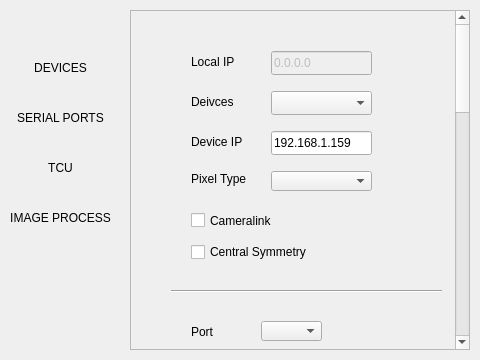
The window that preferences.ui (yilp7/img_proc_demo) describes before a commit, drawn with Qt 5.
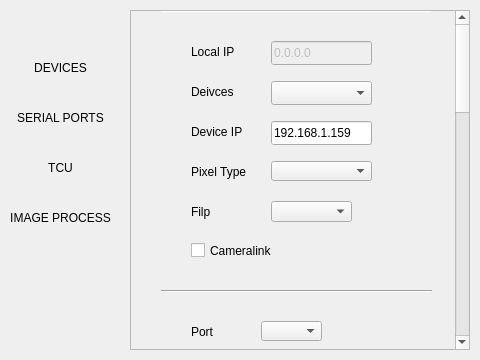
The same window after the commit. Custom widgets are drawn as their Qt base class.

Commit message: added 3 more flip options; added image drag & drop support; fixed info label put on the image

Patch:
```diff
--- a/preferences.ui
+++ b/preferences.ui
@@ -514,7 +514,7 @@
     <property name="geometry">
      <rect>
       <x>0</x>
-      <y>-352</y>
+      <y>0</y>
       <width>324</width>
       <height>1200</height>
      </rect>
@@ -525,24 +525,11 @@
       <height>1200</height>
      </size>
     </property>
-    <widget class="QCheckBox" name="CENTRAL_SYMM_CHK">
-     <property name="geometry">
-      <rect>
-       <x>60</x>
-       <y>230</y>
-       <width>141</width>
-       <height>22</height>
-      </rect>
-     </property>
-     <property name="text">
-      <string>Central Symmetry</string>
-     </property>
-    </widget>
     <widget class="QLabel" name="LOCAL_IP">
      <property name="geometry">
       <rect>
        <x>60</x>
-       <y>43</y>
+       <y>33</y>
        <width>71</width>
        <height>16</height>
       </rect>
@@ -555,7 +542,7 @@
      <property name="geometry">
       <rect>
        <x>140</x>
-       <y>120</y>
+       <y>110</y>
        <width>101</width>
        <height>24</height>
       </rect>
@@ -568,7 +555,7 @@
      <property name="geometry">
       <rect>
        <x>60</x>
-       <y>200</y>
+       <y>230</y>
        <width>91</width>
        <height>19</height>
       </rect>
@@ -581,7 +568,7 @@
      <property name="geometry">
       <rect>
        <x>140</x>
-       <y>80</y>
+       <y>70</y>
        <width>101</width>
        <height>24</height>
       </rect>
@@ -591,7 +578,7 @@
      <property name="geometry">
       <rect>
        <x>140</x>
-       <y>160</y>
+       <y>150</y>
        <width>101</width>
        <height>20</height>
       </rect>
@@ -601,7 +588,7 @@
      <property name="geometry">
       <rect>
        <x>60</x>
-       <y>83</y>
+       <y>73</y>
        <width>71</width>
        <height>16</height>
       </rect>
@@ -617,7 +604,7 @@
      <property name="geometry">
       <rect>
        <x>140</x>
-       <y>40</y>
+       <y>30</y>
        <width>101</width>
        <height>24</height>
       </rect>
@@ -630,7 +617,7 @@
      <property name="geometry">
       <rect>
        <x>60</x>
-       <y>123</y>
+       <y>113</y>
        <width>71</width>
        <height>16</height>
       </rect>
@@ -643,7 +630,7 @@
      <property name="geometry">
       <rect>
        <x>60</x>
-       <y>160</y>
+       <y>153</y>
        <width>71</width>
        <height>16</height>
       </rect>
@@ -655,7 +642,7 @@
     <widget class="Line" name="SEP_1">
      <property name="geometry">
       <rect>
-       <x>40</x>
+       <x>30</x>
        <y>270</y>
        <width>271</width>
        <height>20</height>
@@ -1270,6 +1257,42 @@
       <string>DCP related</string>
      </property>
     </widget>
+    <widget class="QComboBox" name="FLIP_OPTION_LIST">
+     <property name="geometry">
+      <rect>
+       <x>140</x>
+       <y>190</y>
+       <width>81</width>
+       <height>21</height>
+      </rect>
+     </property>
+    </widget>
+    <widget class="QLabel" name="FILP">
+     <property name="geometry">
+      <rect>
+       <x>60</x>
+       <y>193</y>
+       <width>71</width>
+       <height>16</height>
+      </rect>
+     </property>
+     <property name="text">
+      <string>Filp</string>
+     </property>
+    </widget>
+    <widget class="Line" name="SEP_0">
+     <property name="geometry">
+      <rect>
+       <x>30</x>
+       <y>-10</y>
+       <width>271</width>
+       <height>20</height>
+      </rect>
+     </property>
+     <property name="orientation">
+      <enum>Qt::Horizontal</enum>
+     </property>
+    </widget>
    </widget>
   </widget>
   <widget class="QLabel" name="DEVICES_TAB">
@@ -1337,6 +1360,13 @@
    </property>
   </widget>
  </widget>
+ <customwidgets>
+  <customwidget>
+   <class>IndexLabel</class>
+   <extends>QLabel</extends>
+   <header>mywidget.h</header>
+  </customwidget>
+ </customwidgets>
  <resources/>
  <connections/>
 </ui>
```
Left out of the diff: 20 changed lines with no effect on the pictures. The commit also changes 20 other files.
